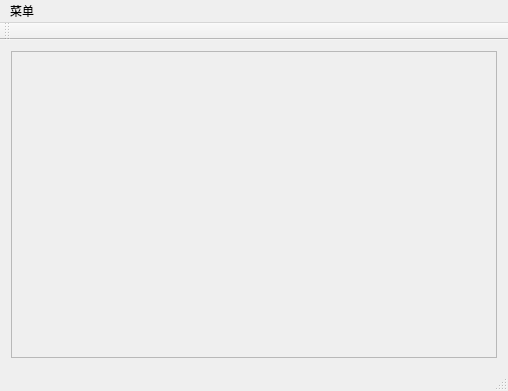
Before: the Qt Designer form OpenGL_3DMap/mainwindow.ui in lijianran/OpenGL_3DMap, drawn with Qt 5.
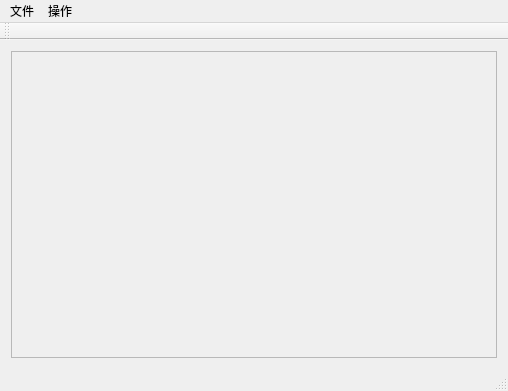
After: the same form once the commit is applied.

Patch:
```diff
--- a/OpenGL_3DMap/mainwindow.ui
+++ b/OpenGL_3DMap/mainwindow.ui
@@ -53,11 +53,18 @@
    </property>
    <widget class="QMenu" name="menu">
     <property name="title">
-     <string>菜单</string>
+     <string>文件</string>
     </property>
-    <addaction name="action"/>
+    <addaction name="openfile"/>
+   </widget>
+   <widget class="QMenu" name="menu_2">
+    <property name="title">
+     <string>操作</string>
+    </property>
+    <addaction name="recovery"/>
    </widget>
    <addaction name="menu"/>
+   <addaction name="menu_2"/>
   </widget>
   <widget class="QToolBar" name="mainToolBar">
    <attribute name="toolBarArea">
```
Left out of the diff: 7 changed lines with no effect on the pictures.
